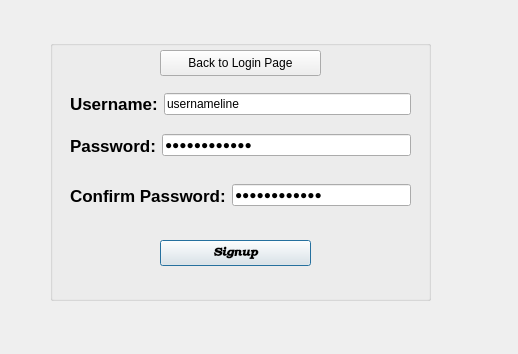
Above: signupwindow.ui from calderon-antoniop410/LibraryPlusPlus before the change. Below: the same form after it.
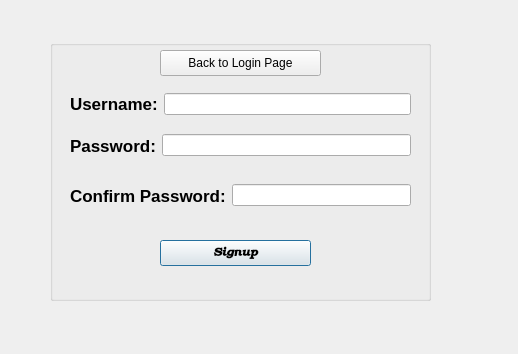
That is the form after the change.

The edit to the form file:
```diff
--- a/signupwindow.ui
+++ b/signupwindow.ui
@@ -105,7 +105,7 @@
      <item>
       <widget class="QLineEdit" name="lineEditPassword_2">
        <property name="text">
-        <string>passwordline</string>
+        <string/>
        </property>
        <property name="echoMode">
         <enum>QLineEdit::Password</enum>
@@ -143,7 +143,7 @@
      <item>
       <widget class="QLineEdit" name="lineEditPassword">
        <property name="text">
-        <string>passwordline</string>
+        <string/>
        </property>
        <property name="echoMode">
         <enum>QLineEdit::Password</enum>
@@ -181,7 +181,7 @@
      <item>
       <widget class="QLineEdit" name="lineEditUsername">
        <property name="text">
-        <string>usernameline</string>
+        <string/>
        </property>
       </widget>
      </item>
```
